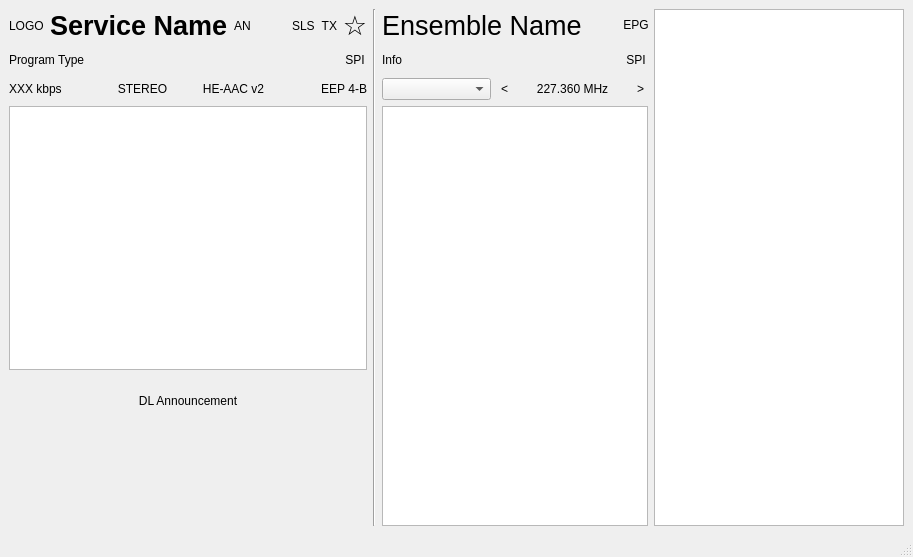
This is gui/mainwindow.ui in KejPi/AbracaDABra as Qt 5 draws it before an edit. The edited form follows.
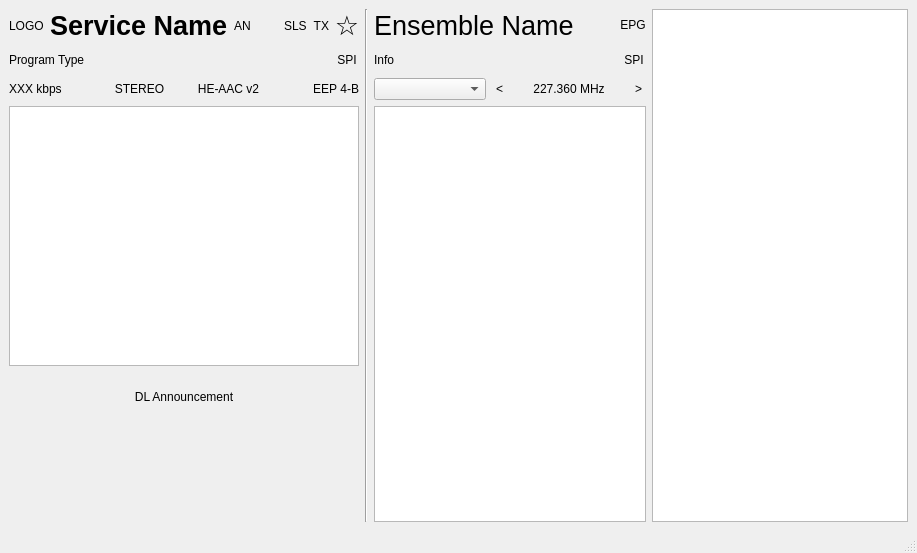
This is the edited form. Custom widgets are drawn as their Qt base class.

Commit message: Mainwindows layout fixed

```diff
--- a/gui/mainwindow.ui
+++ b/gui/mainwindow.ui
@@ -6,8 +6,8 @@
    <rect>
     <x>0</x>
     <y>0</y>
-    <width>913</width>
-    <height>557</height>
+    <width>917</width>
+    <height>553</height>
    </rect>
   </property>
   <property name="sizePolicy">
@@ -23,7 +23,7 @@
    <string notr="true"/>
   </property>
   <widget class="QWidget" name="centralwidget">
-   <layout class="QGridLayout" name="gridLayout">
+   <layout class="QGridLayout" name="gridLayout" columnstretch="1,0,0,0">
     <item row="0" column="0">
      <layout class="QVBoxLayout" name="verticalLayout_9">
       <item>
@@ -660,8 +660,8 @@
         <rect>
          <x>0</x>
          <y>0</y>
-         <width>343</width>
-         <height>104</height>
+         <width>344</width>
+         <height>100</height>
         </rect>
        </property>
        <layout class="QVBoxLayout" name="verticalLayout_2">
```
Left out of the diff: 2 changed lines with no effect on the pictures.
